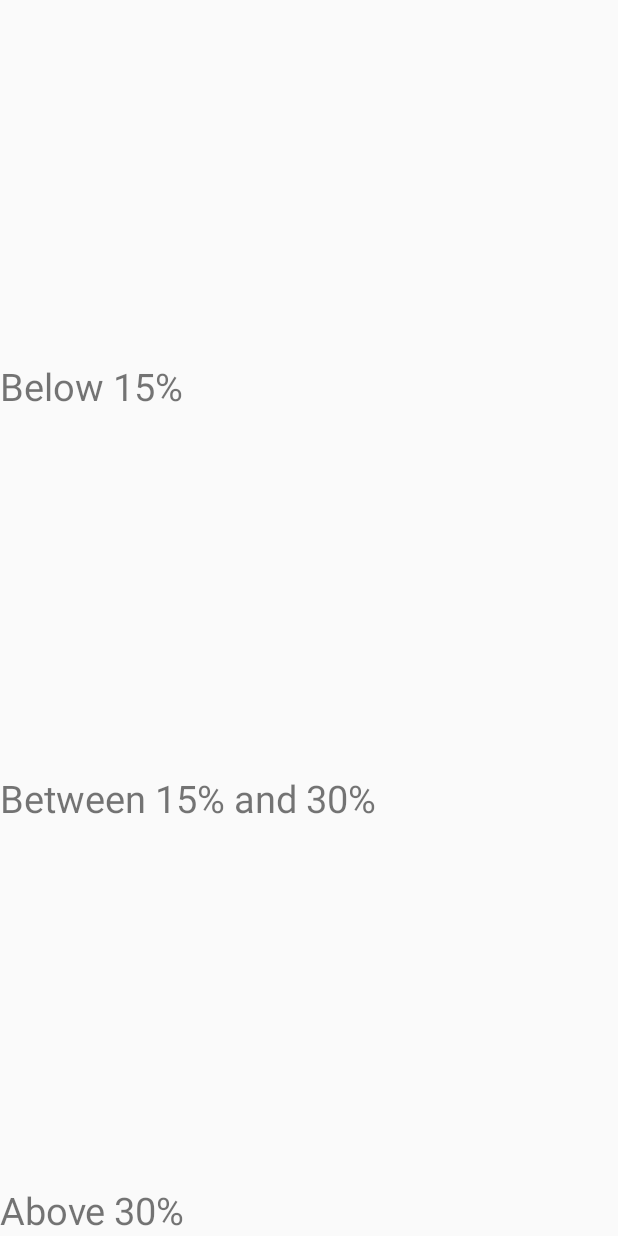
After one commit to meghana-webonise/meghana-profileManagerApp, an Android app: the layout list_view_row_battery.xml on its own in the app's theme, with its tools: preview values and no code run, on a phone screen of 412 x 824 dp. The commit adds this screen. Run offline under Robolectric (Android 15) with nearby library versions, the phone set to English and light mode, and no system bars.

Commit message:
Need to show details from database and static text in an activity

```diff
--- a/ProfileManager/app/src/main/java/com/weboniselab/meghana/android/app/profilemanager/BatteryActivity.java
+++ b/ProfileManager/app/src/main/java/com/weboniselab/meghana/android/app/profilemanager/BatteryActivity.java
@@ -14,6 +14,7 @@ public class BatteryActivity extends AppCompatActivity implements View.OnClickLi
     TextView tvLowBattery,tvVeryLowBattery,tvNormalBattery;
     private android.support.v7.widget.Toolbar toolbar;
     Intent setBatteryActivity;
+    DatabaseOperations databaseOperations;
     @Override
     protected void onCreate(Bundle savedInstanceState) {
         super.onCreate(savedInstanceState);
@@ -30,6 +31,7 @@ public class BatteryActivity extends AppCompatActivity implements View.OnClickLi
         tvLowBattery.setOnClickListener(this);
         tvNormalBattery=(TextView) findViewById(R.id.tvNormalBattery);
         tvNormalBattery.setOnClickListener(this);
+        databaseOperations=new DatabaseOperations(this);
     }
 
     @Override
--- /dev/null
+++ b/ProfileManager/app/src/main/res/layout/list_view_row_battery.xml
@@ -0,0 +1,28 @@
+<?xml version="1.0" encoding="utf-8"?>
+<LinearLayout xmlns:android="http://schemas.android.com/apk/res/android"
+    android:orientation="vertical" android:layout_width="match_parent"
+    android:layout_height="match_parent">
+
+    <TextView
+        android:id="@+id/tvVeryLowBattery"
+        style="@style/layoutStyle"
+        android:layout_width="wrap_content"
+        android:layout_height="wrap_content"
+        android:text="@string/tvVeryLowBattery"/>
+
+    <TextView
+        android:id="@+id/tvLowBattery"
+        style="@style/layoutStyle"
+        android:layout_width="wrap_content"
+        android:layout_height="wrap_content"
+        android:text="@string/tvLowBattery"/>
+
+    <TextView
+        android:id="@+id/tvNormalBattery"
+        style="@style/layoutStyle"
+        android:layout_width="wrap_content"
+        android:layout_height="wrap_content"
+        android:text="@string/tvNormalBattery"/>
+
+
+</LinearLayout>
--- a/ProfileManager/app/src/main/res/values/strings.xml
+++ b/ProfileManager/app/src/main/res/values/strings.xml
@@ -33,7 +33,7 @@
     <string name="NetworkConnectivity">Select the Network Mode</string>
     <string name="ok">OK</string>
     <string name="cancel">Cancel</string>
-    <string name="separator">;</string>
+    <string name="separator">,</string>
 
     <string-array name="popUp">
         <item>Silent</item>
```
Also changed, not shown: ProfileManager/app/src/main/java/com/weboniselab/meghana/android/app/profilemanager/BatteryAdapter.java (added, +30 -0 lines), ProfileManager/app/src/main/java/com/weboniselab/meghana/android/app/profilemanager/BatteryModel.java (added, +55 -0 lines), ProfileManager/app/src/main/java/com/weboniselab/meghana/android/app/profilemanager/Constants.java (+6 -1 lines), ProfileManager/app/src/main/java/com/weboniselab/meghana/android/app/profilemanager/DatabaseOperations.java (+47 -0 lines), ProfileManager/app/src/main/java/com/weboniselab/meghana/android/app/profilemanager/SetBatteryActivity.java (+4 -5 lines), ProfileManager/app/src/main/res/layout/battery_activity.xml (+8 -0 lines).
